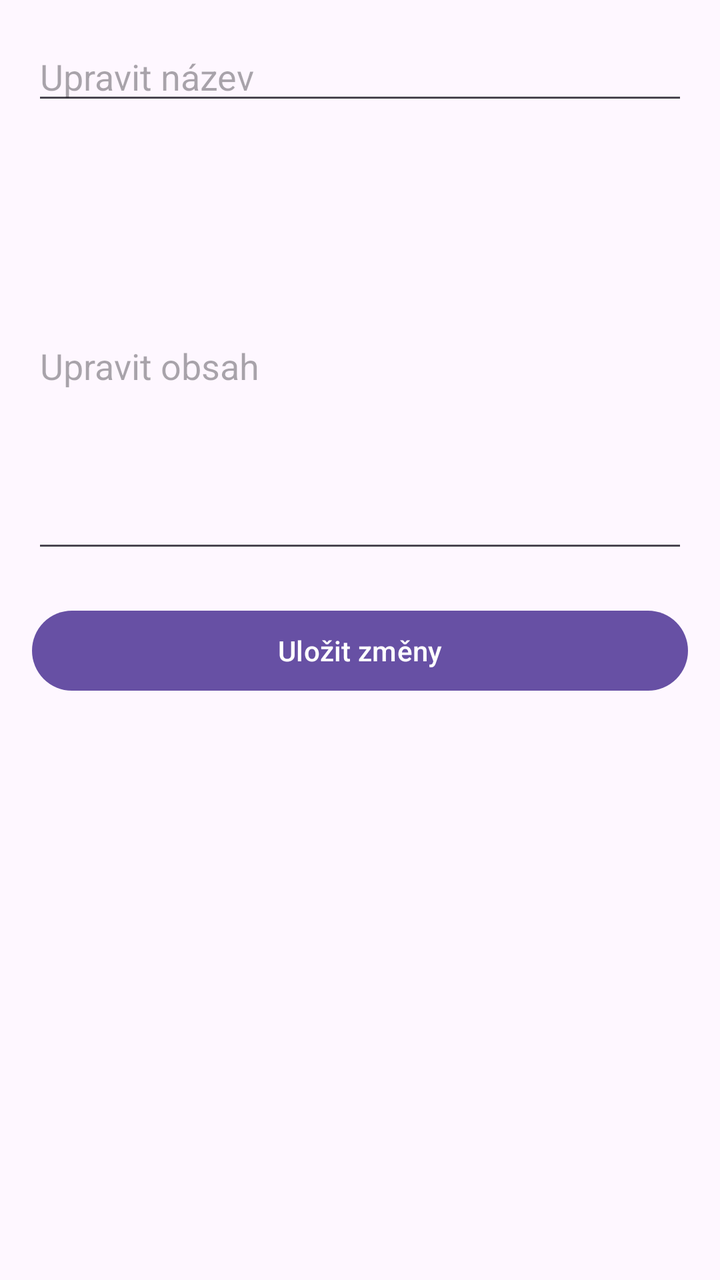
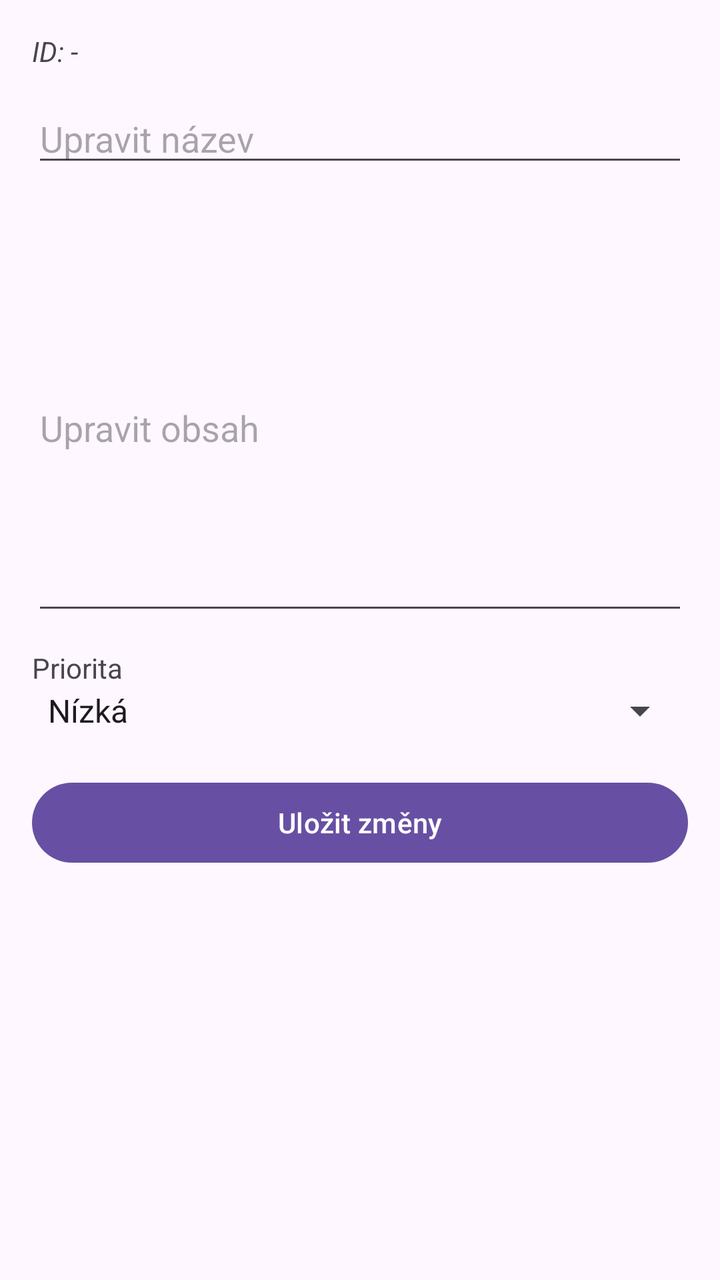

Screens rendered from an Android XML layout before and after an edit, with the pre-edit source and the edit as a unified diff.
<!-- AndroidManifest.xml: application theme Theme.NoteHub -->
<!-- res/layout/activity_edit_note.xml -->
<?xml version="1.0" encoding="utf-8"?>
<ScrollView xmlns:android="http://schemas.android.com/apk/res/android"
    xmlns:app="http://schemas.android.com/apk/res-auto"
    xmlns:tools="http://schemas.android.com/tools"
    android:layout_width="match_parent"
    android:layout_height="match_parent"
    android:padding="16dp"
    tools:context=".EditNoteActivity">

    <LinearLayout
        android:layout_width="match_parent"
        android:layout_height="wrap_content"
        android:orientation="vertical">

        <EditText
            android:id="@+id/etEditTitle"
            android:layout_width="match_parent"
            android:layout_height="wrap_content"
            android:hint="Upravit název"
            android:layout_marginBottom="12dp"
            />

        <EditText
            android:id="@+id/etEditContent"
            android:layout_width="match_parent"
            android:layout_height="200dp"
            android:hint="Upravit obsah"
            android:layout_marginTop="12dp"
            android:inputType="textMultiLine"
            />

        <Button
            android:id="@+id/btnSaveChanges"
            android:layout_width="match_parent"
            android:layout_height="wrap_content"
            android:text="Uložit změny"
            android:layout_marginTop="20dp" />
    </LinearLayout>
</ScrollView>
<!-- resources referenced by this layout -->
<resources>
  <style name="Theme.NoteHub" parent="Base.Theme.NoteHub" />
  <style name="Base.Theme.NoteHub" parent="Theme.Material3.DayNight.NoActionBar">
          
          
      </style>
</resources>

<!-- the commit's change to res/layout/activity_edit_note.xml (unified diff, before → after) -->
@@ -11,6 +11,16 @@
         android:layout_width="match_parent"
         android:layout_height="wrap_content"
         android:orientation="vertical">
+
+        
+        <TextView
+            android:id="@+id/tvNoteId"
+            android:layout_width="match_parent"
+            android:layout_height="wrap_content"
+            android:text="ID: -"
+            android:textSize="14sp"
+            android:textStyle="italic"
+            android:layout_marginBottom="12dp" />
 
         <EditText
             android:id="@+id/etEditTitle"
@@ -29,6 +39,19 @@
             android:inputType="textMultiLine"
             />
 
+        
+        <TextView
+            android:layout_width="wrap_content"
+            android:layout_height="wrap_content"
+            android:layout_marginTop="12dp"
+            android:text="Priorita" />
+
+        <Spinner
+            android:id="@+id/spinnerPriority"
+            android:layout_width="match_parent"
+            android:layout_height="wrap_content"
+            android:entries="@array/priority_names" />
+
         <Button
             android:id="@+id/btnSaveChanges"
             android:layout_width="match_parent"
<!-- resource entries referenced after the edit -->
@@ -1,5 +1,10 @@
 <!-- resources referenced by this layout -->
 <resources>
+  <string-array name="priority_names">
+          <item>Nízká</item>
+          <item>Střední</item>
+          <item>Vysoká</item>
+      </string-array>
   <style name="Theme.NoteHub" parent="Base.Theme.NoteHub" />
   <style name="Base.Theme.NoteHub" parent="Theme.Material3.DayNight.NoActionBar">
           
